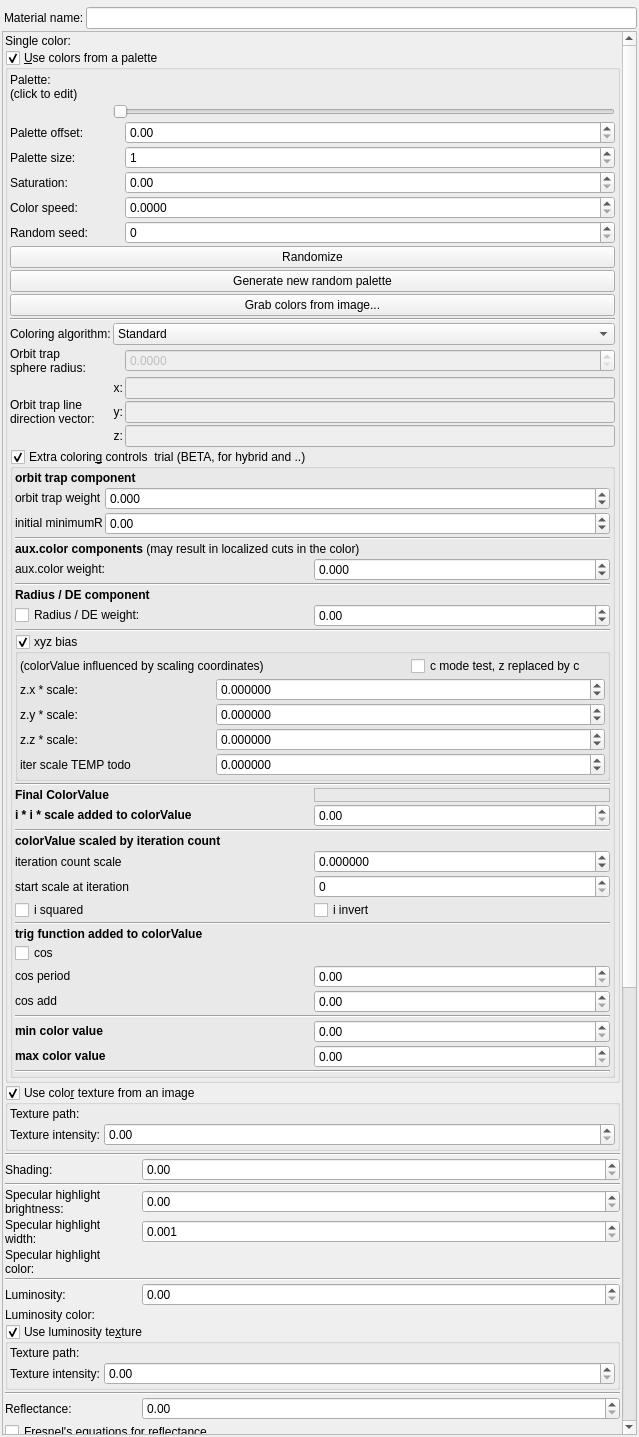
This is mandelbulber2/qt/material_editor.ui in buddhi1980/mandelbulber2 as Qt 5 draws it before an edit. The edited form follows.
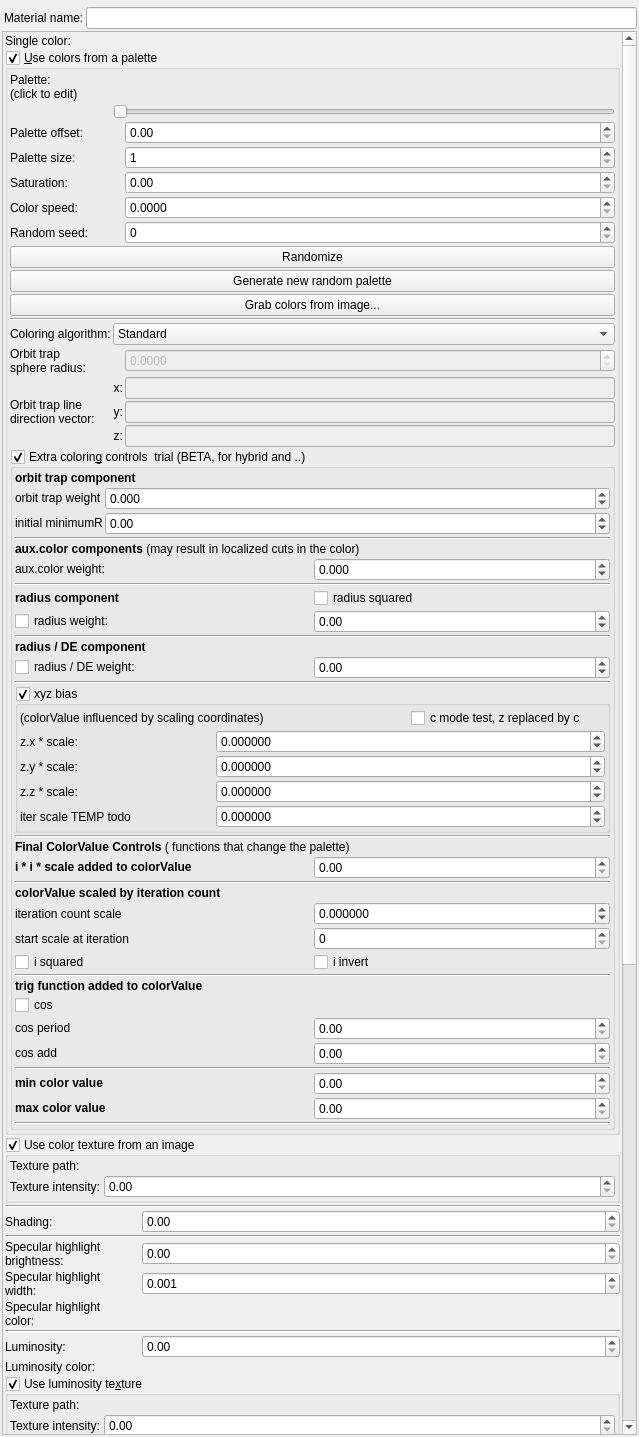
This is the edited form. Icons and pictures are not drawn. Custom widgets are drawn as their Qt base class.

Commit message: added in a radius component

```diff
--- a/mandelbulber2/qt/material_editor.ui
+++ b/mandelbulber2/qt/material_editor.ui
@@ -83,7 +83,7 @@
         <x>0</x>
         <y>0</y>
         <width>619</width>
-        <height>2335</height>
+        <height>2393</height>
        </rect>
       </property>
       <layout class="QVBoxLayout" name="verticalLayout_2">
@@ -1291,7 +1291,21 @@
                  <property name="spacing">
                   <number>2</number>
                  </property>
-                 <item row="33" column="0">
+                 <item row="13" column="0" colspan="2">
+                  <widget class="Line" name="line_9">
+                   <property name="orientation">
+                    <enum>Qt::Horizontal</enum>
+                   </property>
+                  </widget>
+                 </item>
+                 <item row="29" column="0">
+                  <widget class="QLabel" name="label_39">
+                   <property name="text">
+                    <string>&lt;html&gt;&lt;head/&gt;&lt;body&gt;&lt;p&gt;&lt;span style=&quot; font-weight:600;&quot;&gt; i * i * scale added to colorValue&lt;/span&gt;&lt;/p&gt;&lt;/body&gt;&lt;/html&gt;</string>
+                   </property>
+                  </widget>
+                 </item>
+                 <item row="39" column="0">
                   <widget class="QLabel" name="label_46">
                    <property name="text">
                     <string>&lt;html&gt;&lt;head/&gt;&lt;body&gt;&lt;p&gt;cos add&lt;/p&gt;&lt;/body&gt;&lt;/html&gt;</string>
@@ -1305,41 +1319,105 @@
                    </property>
                   </widget>
                  </item>
-                 <item row="23" column="0">
-                  <widget class="QLabel" name="label_39">
+                 <item row="11" column="0">
+                  <widget class="QCheckBox" name="checkBox_fractal_coloring_rad_enabled_false">
                    <property name="text">
-                    <string>&lt;html&gt;&lt;head/&gt;&lt;body&gt;&lt;p&gt;&lt;span style=&quot; font-weight:600;&quot;&gt; i * i * scale added to colorValue&lt;/span&gt;&lt;/p&gt;&lt;/body&gt;&lt;/html&gt;</string>
+                    <string notr="true">radius weight:</string>
                    </property>
                   </widget>
                  </item>
-                 <item row="9" column="0" colspan="2">
-                  <widget class="QLabel" name="label_76">
-                   <property name="font">
-                    <font>
-                     <weight>75</weight>
-                     <bold>true</bold>
-                    </font>
+                 <item row="32" column="1">
+                  <widget class="MyDoubleSpinBox" name="spinbox_fractal_coloring_iter_scale">
+                   <property name="sizePolicy">
+                    <sizepolicy hsizetype="Minimum" vsizetype="Maximum">
+                     <horstretch>0</horstretch>
+                     <verstretch>0</verstretch>
+                    </sizepolicy>
                    </property>
-                   <property name="text">
-                    <string>&lt;html&gt;&lt;head/&gt;&lt;body&gt;&lt;p&gt;Radius / DE component &lt;/p&gt;&lt;/body&gt;&lt;/html&gt;</string>
+                   <property name="prefix">
+                    <string/>
                    </property>
-                  </widget>
-                 </item>
-                 <item row="37" column="0">
-                  <widget class="QLabel" name="label_41">
-                   <property name="text">
-                    <string>&lt;html&gt;&lt;head/&gt;&lt;body&gt;&lt;p&gt;&lt;span style=&quot; font-weight:600;&quot;&gt;max color value&lt;/span&gt;&lt;/p&gt;&lt;/body&gt;&lt;/html&gt;</string>
+                   <property name="suffix">
+                    <string/>
                    </property>
+                   <property name="decimals">
+                    <number>6</number>
+                   </property>
+                   <property name="minimum">
+                    <double>-9999.999900000000707</double>
+                   </property>
+                   <property name="maximum">
+                    <double>9999.999900000000707</double>
+                   </property>
+                   <property name="singleStep">
+                    <double>0.100000000000000</double>
+                   </property>
                   </widget>
                  </item>
-                 <item row="8" column="0" colspan="2">
-                  <widget class="Line" name="line_9">
+                 <item row="17" column="0" colspan="2">
+                  <widget class="Line" name="line_2">
                    <property name="orientation">
                     <enum>Qt::Horizontal</enum>
                    </property>
                   </widget>
                  </item>
-                 <item row="13" column="0" colspan="2">
+                 <item row="41" column="1">
+                  <widget class="MyDoubleSpinBox" name="spinbox_fractal_coloring_min_color_value">
+                   <property name="sizePolicy">
+                    <sizepolicy hsizetype="Minimum" vsizetype="Maximum">
+                     <horstretch>0</horstretch>
+                     <verstretch>0</verstretch>
+                    </sizepolicy>
+                   </property>
+                   <property name="prefix">
+                    <string/>
+                   </property>
+                   <property name="suffix">
+                    <string/>
+                   </property>
+                   <property name="decimals">
+                    <number>2</number>
+                   </property>
+                   <property name="minimum">
+                    <double>0.000000000000000</double>
+                   </property>
+                   <property name="maximum">
+                    <double>99999.000000000000000</double>
+                   </property>
+                   <property name="singleStep">
+                    <double>0.100000000000000</double>
+                   </property>
+                  </widget>
+                 </item>
+                 <item row="43" column="1">
+                  <widget class="MyDoubleSpinBox" name="spinbox_fractal_coloring_max_color_value">
+                   <property name="sizePolicy">
+                    <sizepolicy hsizetype="Minimum" vsizetype="Maximum">
+                     <horstretch>0</horstretch>
+                     <verstretch>0</verstretch>
+                    </sizepolicy>
+                   </property>
+                   <property name="prefix">
+                    <string/>
+                   </property>
+                   <property name="suffix">
+                    <string/>
+                   </property>
+                   <property name="decimals">
+                    <number>2</number>
+                   </property>
+                   <property name="minimum">
+                    <double>0.000000000000000</double>
+                   </property>
+                   <property name="maximum">
+                    <double>99999999.000000000000000</double>
+                   </property>
+                   <property name="singleStep">
+                    <double>0.100000000000000</double>
+                   </property>
+                  </widget>
+                 </item>
+                 <item row="19" column="0" colspan="2">
                   <widget class="MyGroupBox" name="groupCheck_fractal_coloring_xyz_bias_enabled_false">
                    <property name="toolTip">
                     <string>&lt;html&gt;&lt;head/&gt;&lt;body&gt;&lt;p&gt;Adjusting the color speed  may be required, depending on the size of the fractal and location.&lt;/p&gt;&lt;/body&gt;&lt;/html&gt;</string>
@@ -1530,48 +1608,79 @@
                    </layout>
                   </widget>
                  </item>
-                 <item row="37" column="1">
-                  <widget class="MyDoubleSpinBox" name="spinbox_fractal_coloring_max_color_value">
-                   <property name="sizePolicy">
-                    <sizepolicy hsizetype="Minimum" vsizetype="Maximum">
-                     <horstretch>0</horstretch>
-                     <verstretch>0</verstretch>
-                    </sizepolicy>
-                   </property>
-                   <property name="prefix">
-                    <string/>
-                   </property>
-                   <property name="suffix">
-                    <string/>
-                   </property>
-                   <property name="decimals">
-                    <number>2</number>
-                   </property>
-                   <property name="minimum">
-                    <double>0.000000000000000</double>
-                   </property>
-                   <property name="maximum">
-                    <double>99999999.000000000000000</double>
-                   </property>
-                   <property name="singleStep">
-                    <double>0.100000000000000</double>
-                   </property>
-                  </widget>
-                 </item>
-                 <item row="10" column="0">
-                  <widget class="QCheckBox" name="checkBox_fractal_coloring_rad_div_de_enabled_false">
+                 <item row="41" column="0">
+                  <widget class="QLabel" name="label_34">
                    <property name="text">
-                    <string notr="true">Radius / DE weight:</string>
+                    <string>&lt;html&gt;&lt;head/&gt;&lt;body&gt;&lt;p&gt;&lt;span style=&quot; font-weight:600;&quot;&gt;min color value&lt;/span&gt;&lt;/p&gt;&lt;/body&gt;&lt;/html&gt;</string>
                    </property>
                   </widget>
                  </item>
-                 <item row="28" column="1">
+                 <item row="34" column="1">
                   <widget class="QCheckBox" name="checkBox_fractal_coloring_i_invert_enabled_false">
                    <property name="text">
                     <string notr="true">i invert</string>
                    </property>
                   </widget>
                  </item>
+                 <item row="7" column="1">
+                  <widget class="MyDoubleSpinBox" name="spinbox_fractal_coloring_aux_color_weight">
+                   <property name="sizePolicy">
+                    <sizepolicy hsizetype="Minimum" vsizetype="Maximum">
+                     <horstretch>0</horstretch>
+                     <verstretch>0</verstretch>
+                    </sizepolicy>
+                   </property>
+                   <property name="toolTip">
+                    <string>Use with fractals that have aux.color components. aux.color must be enabled on the formula UI</string>
+                   </property>
+                   <property name="prefix">
+                    <string/>
+                   </property>
+                   <property name="suffix">
+                    <string/>
+                   </property>
+                   <property name="decimals">
+                    <number>3</number>
+                   </property>
+                   <property name="minimum">
+                    <double>-999.999000000000024</double>
+                   </property>
+                   <property name="maximum">
+                    <double>999.999000000000024</double>
+                   </property>
+                   <property name="singleStep">
+                    <double>0.100000000000000</double>
+                   </property>
+                  </widget>
+                 </item>
+                 <item row="39" column="1">
+                  <widget class="MyDoubleSpinBox" name="spinbox_fractal_coloring_cos_add">
+                   <property name="sizePolicy">
+                    <sizepolicy hsizetype="Minimum" vsizetype="Maximum">
+                     <horstretch>0</horstretch>
+                     <verstretch>0</verstretch>
+                    </sizepolicy>
+                   </property>
+                   <property name="prefix">
+                    <string/>
+                   </property>
+                   <property name="suffix">
+                    <string/>
+                   </property>
+                   <property name="decimals">
+                    <number>2</number>
+                   </property>
+                   <property name="minimum">
+                    <double>0.000000000000000</double>
+                   </property>
+                   <property name="maximum">
+                    <double>99999999.000000000000000</double>
+                   </property>
+                   <property name="singleStep">
+                    <double>0.100000000000000</double>
+                   </property>
+                  </widget>
+                 </item>
                  <item row="7" column="0">
                   <widget class="QLabel" name="label_58">
                    <property name="font">
@@ -1585,6 +1694,62 @@
                    </property>
                   </widget>
                  </item>
+                 <item row="36" column="0">
+                  <widget class="QLabel" name="label_47">
+                   <property name="text">
+                    <string>&lt;html&gt;&lt;head/&gt;&lt;body&gt;&lt;p&gt;&lt;span style=&quot; font-weight:600;&quot;&gt;trig function added to colorValue&lt;/span&gt;&lt;/p&gt;&lt;/body&gt;&lt;/html&gt;</string>
+                   </property>
+                  </widget>
+                 </item>
+                 <item row="38" column="1">
+                  <widget class="MyDoubleSpinBox" name="spinbox_fractal_coloring_cos_period">
+                   <property name="sizePolicy">
+                    <sizepolicy hsizetype="Minimum" vsizetype="Maximum">
+                     <horstretch>0</horstretch>
+                     <verstretch>0</verstretch>
+                    </sizepolicy>
+                   </property>
+                   <property name="prefix">
+                    <string/>
+                   </property>
+                   <property name="suffix">
+                    <string/>
+                   </property>
+                   <property name="decimals">
+                    <number>2</number>
+                   </property>
+                   <property name="minimum">
+                    <double>0.000000000000000</double>
+                   </property>
+                   <property name="maximum">
+                    <double>99999.000000000000000</double>
+                   </property>
+                   <property name="singleStep">
+                    <double>0.100000000000000</double>
+                   </property>
+                  </widget>
+                 </item>
+                 <item row="37" column="0">
+                  <widget class="QCheckBox" name="checkBox_fractal_coloring_cos_enabled_false">
+                   <property name="text">
+                    <string notr="true">cos </string>
+                   </property>
+                  </widget>
+                 </item>
+                 <item row="34" column="0">
+                  <widget class="QCheckBox" name="checkBox_fractal_coloring_i_squared_enabled_false">
+                   <property name="text">
+                    <string notr="true">i squared</string>
+                   </property>
+                  </widget>
+                 </item>
+                 <item row="30" column="0" colspan="2">
+                  <widget class="Line" name="line_8">
+                   <property name="orientation">
+                    <enum>Qt::Horizontal</enum>
+                   </property>
+                  </widget>
+                 </item>
                  <item row="5" column="0" colspan="2">
                   <widget class="QLabel" name="label_75">
                    <property name="font">
@@ -1598,180 +1763,21 @@
                    </property>
                   </widget>
                  </item>
-                 <item row="21" column="0" colspan="2">
-                  <widget class="Line" name="line">
-                   <property name="orientation">
-                    <enum>Qt::Horizontal</enum>
-                   </property>
-                  </widget>
-                 </item>
-                 <item row="34" column="0" colspan="2">
-                  <widget class="Line" name="line_16">
-                   <property name="orientation">
-                    <enum>Qt::Horizontal</enum>
-                   </property>
-                  </widget>
-                 </item>
-                 <item row="24" column="0" colspan="2">
-                  <widget class="Line" name="line_8">
-                   <property name="orientation">
-                    <enum>Qt::Horizontal</enum>
-                   </property>
-                  </widget>
-                 </item>
-                 <item row="11" column="0" colspan="2">
-                  <widget class="Line" name="line_2">
-                   <property name="orientation">
-                    <enum>Qt::Horizontal</enum>
-                   </property>
-                  </widget>
-                 </item>
-                 <item row="25" column="0">
-                  <widget class="QLabel" name="label_44">
-                   <property name="text">
-                    <string>&lt;html&gt;&lt;head/&gt;&lt;body&gt;&lt;p&gt;&lt;span style=&quot; font-weight:600;&quot;&gt;colorValue scaled by iteration count&lt;/span&gt;&lt;/p&gt;&lt;/body&gt;&lt;/html&gt;</string>
-                   </property>
-                  </widget>
-                 </item>
-                 <item row="28" column="0">
-                  <widget class="QCheckBox" name="checkBox_fractal_coloring_i_squared_enabled_false">
-                   <property name="text">
-                    <string notr="true">i squared</string>
-                   </property>
-                  </widget>
-                 </item>
-                 <item row="35" column="0">
-                  <widget class="QLabel" name="label_34">
-                   <property name="text">
-                    <string>&lt;html&gt;&lt;head/&gt;&lt;body&gt;&lt;p&gt;&lt;span style=&quot; font-weight:600;&quot;&gt;min color value&lt;/span&gt;&lt;/p&gt;&lt;/body&gt;&lt;/html&gt;</string>
-                   </property>
-                  </widget>
-                 </item>
-                 <item row="35" column="1">
-                  <widget class="MyDoubleSpinBox" name="spinbox_fractal_coloring_min_color_value">
-                   <property name="sizePolicy">
-                    <sizepolicy hsizetype="Minimum" vsizetype="Maximum">
-                     <horstretch>0</horstretch>
-                     <verstretch>0</verstretch>
-                    </sizepolicy>
-                   </property>
-                   <property name="prefix">
-                    <string/>
-                   </property>
-                   <property name="suffix">
-                    <string/>
-                   </property>
-                   <property name="decimals">
-                    <number>2</number>
-                   </property>
-                   <property name="minimum">
-                    <double>0.000000000000000</double>
-                   </property>
-                   <property name="maximum">
-                    <double>99999.000000000000000</double>
-                   </property>
-                   <property name="singleStep">
-                    <double>0.100000000000000</double>
-                   </property>
-                  </widget>
-                 </item>
-                 <item row="7" column="1">
-                  <widget class="MyDoubleSpinBox" name="spinbox_fractal_coloring_aux_color_weight">
-                   <property name="sizePolicy">
-                    <sizepolicy hsizetype="Minimum" vsizetype="Maximum">
-                     <horstretch>0</horstretch>
-                     <verstretch>0</verstretch>
-                    </sizepolicy>
-                   </property>
-                   <property name="toolTip">
-                    <string>Use with fractals that have aux.color components. aux.color must be enabled on the formula UI</string>
-                   </property>
-                   <property name="prefix">
-                    <string/>
-                   </property>
-                   <property name="suffix">
-                    <string/>
-                   </property>
-                   <property name="decimals">
-                    <number>3</number>
-                   </property>
-                   <property name="minimum">
-                    <double>-999.999000000000024</double>
-                   </property>
-                   <property name="maximum">
-                    <double>999.999000000000024</double>
-                   </property>
-                   <property name="singleStep">
-                    <double>0.100000000000000</double>
-                   </property>
-                  </widget>
-                 </item>
-                 <item row="22" column="0">
-                  <widget class="QLabel" name="label_77">
-                   <property name="font">
-                    <font>
-                     <weight>75</weight>
-                     <bold>true</bold>
-                    </font>
-                   </property>
-                   <property name="text">
-                    <string>&lt;html&gt;&lt;head/&gt;&lt;body&gt;&lt;p&gt;Final ColorValue &lt;/p&gt;&lt;/body&gt;&lt;/html&gt;</string>
-                   </property>
-                  </widget>
-                 </item>
-                 <item row="10" column="1">
-                  <widget class="MyDoubleSpinBox" name="spinbox_fractal_coloring_rad_div_de_weight">
-                   <property name="sizePolicy">
-                    <sizepolicy hsizetype="Minimum" vsizetype="Maximum">
-                     <horstretch>0</horstretch>
-                     <verstretch>0</verstretch>
-                    </sizepolicy>
-                   </property>
-                   <property name="prefix">
-                    <string/>
-                   </property>
-                   <property name="suffix">
-                    <string/>
-                   </property>
-                   <property name="decimals">
-                    <number>2</number>
-                   </property>
-                   <property name="minimum">
-                    <double>-10000.000000000000000</double>
-                   </property>
-                   <property name="maximum">
-                    <double>10000.000000000000000</double>
-                   </property>
-                   <property name="singleStep">
-                    <double>0.100000000000000</double>
-                   </property>
-                  </widget>
-                 </item>
-                 <item row="22" column="1">
-                  <widget class="QFrame" name="frame">
-                   <property name="frameShape">
-                    <enum>QFrame::StyledPanel</enum>
-                   </property>
-                   <property name="frameShadow">
-                    <enum>QFrame::Raised</enum>
-                   </property>
-                  </widget>
-                 </item>
-                 <item row="27" column="0">
+                 <item row="33" column="0">
                   <widget class="QLabel" name="label_42">
                    <property name="text">
                     <string>start scale at iteration</string>
                    </property>
                   </widget>
                  </item>
-                 <item row="26" column="0">
-                  <widget class="QLabel" name="label_43">
+                 <item row="31" column="0">
+                  <widget class="QLabel" name="label_44">
                    <property name="text">
-                    <string>iteration count scale</string>
+                    <string>&lt;html&gt;&lt;head/&gt;&lt;body&gt;&lt;p&gt;&lt;span style=&quot; font-weight:600;&quot;&gt;colorValue scaled by iteration count&lt;/span&gt;&lt;/p&gt;&lt;/body&gt;&lt;/html&gt;</string>
                    </property>
                   </widget>
                  </item>
-                 <item row="23" column="1">
+                 <item row="29" column="1">
                   <widget class="MyDoubleSpinBox" name="spinbox_fractal_coloring_ii_add_scale">
                    <property name="sizePolicy">
                     <sizepolicy hsizetype="Minimum" vsizetype="Maximum">
@@ -1799,76 +1805,89 @@
                    </property>
                   </widget>
                  </item>
-                 <item row="26" column="1">
-                  <widget class="MyDoubleSpinBox" name="spinbox_fractal_coloring_iter_scale">
-                   <property name="sizePolicy">
-                    <sizepolicy hsizetype="Minimum" vsizetype="Maximum">
-                     <horstretch>0</horstretch>
-                     <verstretch>0</verstretch>
-                    </sizepolicy>
-                   </property>
-                   <property name="prefix">
-                    <string/>
-                   </property>
-                   <property name="suffix">
-                    <string/>
-                   </property>
-                   <property name="decimals">
-                    <number>6</number>
-                   </property>
-                   <property name="minimum">
-                    <double>-9999.999900000000707</double>
-                   </property>
-                   <property name="maximum">
-                    <double>9999.999900000000707</double>
-                   </property>
-                   <property name="singleStep">
-                    <double>0.100000000000000</double>
-                   </property>
-                  </widget>
-                 </item>
-                 <item row="27" column="1">
-                  <widget class="MySpinBox" name="spinboxInt_fractal_coloring_i_start_value">
-                   <property name="sizePolicy">
-                    <sizepolicy hsizetype="Minimum" vsizetype="Maximum">
-                     <horstretch>0</horstretch>
-                     <verstretch>0</verstretch>
-                    </sizepolicy>
-                   </property>
-                   <property name="maximum">
-                    <number>999</number>
-                   </property>
-                  </widget>
-                 </item>
-                 <item row="29" column="0" colspan="2">
-                  <widget class="Line" name="line_17">
-                   <property name="orientation">
-                    <enum>Qt::Horizontal</enum>
-                   </property>
-                  </widget>
-                 </item>
-                 <item row="32" column="0">
+                 <item row="38" column="0">
                   <widget class="QLabel" name="label_45">
                    <property name="text">
                     <string>&lt;html&gt;&lt;head/&gt;&lt;body&gt;&lt;p&gt;cos period&lt;/p&gt;&lt;/body&gt;&lt;/html&gt;</string>
                    </property>
                   </widget>
                  </item>
-                 <item row="31" column="0">
-                  <widget class="QCheckBox" name="checkBox_fractal_coloring_cos_enabled_false">
+                 <item row="43" column="0">
+                  <widget class="QLabel" name="label_41">
                    <property name="text">
-                    <string notr="true">cos </string>
+                    <string>&lt;html&gt;&lt;head/&gt;&lt;body&gt;&lt;p&gt;&lt;span style=&quot; font-weight:600;&quot;&gt;max color value&lt;/span&gt;&lt;/p&gt;&lt;/body&gt;&lt;/html&gt;</string>
+                   </property>
+                  </widget>
+                 </item>
+                 <item row="40" column="0" colspan="2">
+                  <widget class="Line" name="line_16">
+                   <property name="orientation">
+                    <enum>Qt::Horizontal</enum>
+                   </property>
+                  </widget>
+                 </item>
+                 <item row="27" column="0" colspan="2">
+                  <widget class="Line" name="line">
+                   <property name="orientation">
+                    <enum>Qt::Horizontal</enum>
+                   </property>
+                  </widget>
+                 </item>
+                 <item row="32" column="0">
+                  <widget class="QLabel" name="label_43">
+                   <property name="text">
+                    <string>iteration count scale</string>
+                   </property>
+                  </widget>
+                 </item>
+                 <item row="35" column="0" colspan="2">
+                  <widget class="Line" name="line_17">
+                   <property name="orientation">
+                    <enum>Qt::Horizontal</enum>
                    </property>
                   </widget>
                  </item>
                  <item row="33" column="1">
-                  <widget class="MyDoubleSpinBox" name="spinbox_fractal_coloring_cos_add">
+                  <widget class="MySpinBox" name="spinboxInt_fractal_coloring_i_start_value">
                    <property name="sizePolicy">
                     <sizepolicy hsizetype="Minimum" vsizetype="Maximum">
                      <horstretch>0</horstretch>
                      <verstretch>0</verstretch>
                     </sizepolicy>
                    </property>
+                   <property name="maximum">
+                    <number>999</number>
+                   </property>
+                  </widget>
+                 </item>
+                 <item row="16" column="0">
+                  <widget class="QCheckBox" name="checkBox_fractal_coloring_rad_div_de_enabled_false">
+                   <property name="text">
+                    <string notr="true">radius / DE weight:</string>
+                   </property>
+                  </widget>
+                 </item>
+                 <item row="28" column="0" colspan="2">
+                  <widget class="QLabel" name="label_77">
+                   <property name="font">
+                    <font>
+                     <weight>75</weight>
+                     <bold>true</bold>
+                    </font>
+                   </property>
+                   <property name="text">
+                    <string>&lt;html&gt;&lt;head/&gt;&lt;body&gt;&lt;p&gt;Final ColorValue Controls &lt;span style=&quot; font-weight:400;&quot;&gt;( functions that change the palette)&lt;/span&gt;&lt;/p&gt;&lt;/body&gt;&lt;/html&gt;</string>
+                   </property>
+                  </widget>
+                 </item>
+                 <item row="16" column="1">
+                  <widget class="MyDoubleSpinBox" name="spinbox_fractal_coloring_rad_div_de_weight">
+                   <property name="sizePolicy">
+                    <sizepolicy hsizetype="Minimum" vsizetype="Maximum">
+                     <horstretch>0</horstretch>
+                     <verstretch>0</verstretch>
+                    </sizepolicy>
+                   </property>
                    <property name="prefix">
                     <string/>
                    </property>
@@ -1879,18 +1898,58 @@
                     <number>2</number>
                    </property>
                    <property name="minimum">
-                    <double>0.000000000000000</double>
+                    <double>-10000.000000000000000</double>
                    </property>
                    <property name="maximum">
-                    <double>99999999.000000000000000</double>
+                    <double>10000.000000000000000</double>
                    </property>
                    <property name="singleStep">
                     <double>0.100000000000000</double>
                    </property>
                   </widget>
                  </item>
-                 <item row="32" column="1">
-                  <widget class="MyDoubleSpinBox" name="spinbox_fractal_coloring_cos_period">
+                 <item row="8" column="0" colspan="2">
+                  <widget class="Line" name="line_18">
+                   <property name="orientation">
+                    <enum>Qt::Horizontal</enum>
+                   </property>
+                  </widget>
+                 </item>
+                 <item row="14" column="0" colspan="2">
+                  <widget class="QLabel" name="label_76">
+                   <property name="font">
+                    <font>
+                     <weight>75</weight>
+                     <bold>true</bold>
+                    </font>
+                   </property>
+                   <property name="text">
+                    <string>&lt;html&gt;&lt;head/&gt;&lt;body&gt;&lt;p&gt;radius / DE component &lt;/p&gt;&lt;/body&gt;&lt;/html&gt;</string>
+                   </property>
+                  </widget>
+                 </item>
+                 <item row="10" column="1">
+                  <widget class="QCheckBox" name="checkBox_fractal_coloring_rad_squared_enabled_false">
+                   <property name="text">
+                    <string notr="true">radius squared</string>
+                   </property>
+                  </widget>
+                 </item>
+                 <item row="10" column="0">
+                  <widget class="QLabel" name="label_79">
+                   <property name="font">
+                    <font>
+                     <weight>75</weight>
+                     <bold>true</bold>
+                    </font>
+                   </property>
+                   <property name="text">
+                    <string>&lt;html&gt;&lt;head/&gt;&lt;body&gt;&lt;p&gt;radius component &lt;/p&gt;&lt;/body&gt;&lt;/html&gt;</string>
+                   </property>
+                  </widget>
+                 </item>
+                 <item row="11" column="1">
+                  <widget class="MyDoubleSpinBox" name="spinbox_fractal_coloring_rad_weight">
                    <property name="sizePolicy">
                     <sizepolicy hsizetype="Minimum" vsizetype="Maximum">
                      <horstretch>0</horstretch>
@@ -1907,23 +1966,16 @@
                     <number>2</number>
                    </property>
                    <property name="minimum">
-                    <double>0.000000000000000</double>
+                    <double>-10000.000000000000000</double>
                    </property>
                    <property name="maximum">
-                    <double>99999.000000000000000</double>
+                    <double>10000.000000000000000</double>
                    </property>
                    <property name="singleStep">
                     <double>0.100000000000000</double>
                    </property>
                   </widget>
                  </item>
-                 <item row="30" column="0">
-                  <widget class="QLabel" name="label_47">
-                   <property name="text">
-                    <string>&lt;html&gt;&lt;head/&gt;&lt;body&gt;&lt;p&gt;&lt;span style=&quot; font-weight:600;&quot;&gt;trig function added to colorValue&lt;/span&gt;&lt;/p&gt;&lt;/body&gt;&lt;/html&gt;</string>
-                   </property>
-                  </widget>
-                 </item>
                 </layout>
                </item>
                <item>
```
The commit also changes 7 other files.
